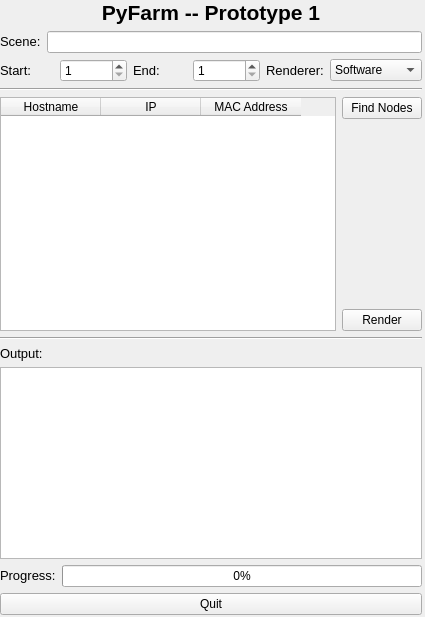
This is testing/proto1/QtDesigner/MainWidget.ui in opalmer/pyfarm as Qt 5 draws it before an edit. The edited form follows.
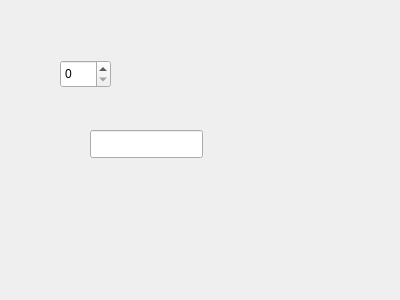
This is the edited form.

Commit message: -Added PyFarm to as a project -Continued work on prototype 1 UI

What changed in the file:
```diff
--- a/testing/proto1/QtDesigner/MainWidget.ui
+++ b/testing/proto1/QtDesigner/MainWidget.ui
@@ -5,272 +5,32 @@
    <rect>
     <x>0</x>
     <y>0</y>
-    <width>425</width>
-    <height>617</height>
-   </rect>
-  </property>
-  <property name="minimumSize" >
-   <size>
     <width>400</width>
-    <height>400</height>
-   </size>
+    <height>300</height>
+   </rect>
   </property>
   <property name="windowTitle" >
    <string>Form</string>
   </property>
-  <widget class="QWidget" name="" >
+  <widget class="QSpinBox" name="spinBox" >
    <property name="geometry" >
     <rect>
-     <x>0</x>
-     <y>0</y>
-     <width>422</width>
-     <height>615</height>
+     <x>60</x>
+     <y>60</y>
+     <width>51</width>
+     <height>28</height>
     </rect>
    </property>
-   <layout class="QVBoxLayout" name="layout" >
-    <item>
-     <widget class="QLabel" name="lbl_Title" >
-      <property name="text" >
-       <string>&lt;!DOCTYPE HTML PUBLIC "-//W3C//DTD HTML 4.0//EN" "http://www.w3.org/TR/REC-html40/strict.dtd">
-&lt;html>&lt;head>&lt;meta name="qrichtext" content="1" />&lt;style type="text/css">
-p, li { white-space: pre-wrap; }
-&lt;/style>&lt;/head>&lt;body style=" font-family:'Sans Serif'; font-size:9pt; font-weight:400; font-style:normal;">
-&lt;p align="center" style=" margin-top:0px; margin-bottom:0px; margin-left:0px; margin-right:0px; -qt-block-indent:0; text-indent:0px;">&lt;span style=" font-size:16pt; font-weight:600;">PyFarm -- Prototype 1&lt;/span>&lt;/p>&lt;/body>&lt;/html></string>
-      </property>
-     </widget>
-    </item>
-    <item>
-     <layout class="QHBoxLayout" name="hl_scene" >
-      <item>
-       <widget class="QLabel" name="lbl_scene" >
-        <property name="text" >
-         <string>&lt;!DOCTYPE HTML PUBLIC "-//W3C//DTD HTML 4.0//EN" "http://www.w3.org/TR/REC-html40/strict.dtd">
-&lt;html>&lt;head>&lt;meta name="qrichtext" content="1" />&lt;style type="text/css">
-p, li { white-space: pre-wrap; }
-&lt;/style>&lt;/head>&lt;body style=" font-family:'Sans Serif'; font-size:9pt; font-weight:400; font-style:normal;">
-&lt;p style=" margin-top:0px; margin-bottom:0px; margin-left:0px; margin-right:0px; -qt-block-indent:0; text-indent:0px;">&lt;span style=" font-size:10pt;">Scene:&lt;/span>&lt;/p>&lt;/body>&lt;/html></string>
-        </property>
-        <property name="textFormat" >
-         <enum>Qt::AutoText</enum>
-        </property>
-        <property name="buddy" >
-         <cstring>scene</cstring>
-        </property>
-       </widget>
-      </item>
-      <item>
-       <widget class="QLineEdit" name="scene" >
-        <property name="text" >
-         <string/>
-        </property>
-       </widget>
-      </item>
-     </layout>
-    </item>
-    <item>
-     <layout class="QHBoxLayout" name="hl_parameters" >
-      <item>
-       <widget class="QLabel" name="lbl_sFrame" >
-        <property name="text" >
-         <string>&lt;!DOCTYPE HTML PUBLIC "-//W3C//DTD HTML 4.0//EN" "http://www.w3.org/TR/REC-html40/strict.dtd">
-&lt;html>&lt;head>&lt;meta name="qrichtext" content="1" />&lt;style type="text/css">
-p, li { white-space: pre-wrap; }
-&lt;/style>&lt;/head>&lt;body style=" font-family:'Sans Serif'; font-size:9pt; font-weight:400; font-style:normal;">
-&lt;p style=" margin-top:0px; margin-bottom:0px; margin-left:0px; margin-right:0px; -qt-block-indent:0; text-indent:0px;">&lt;span style=" font-size:10pt;">Start:&lt;/span>&lt;/p>&lt;/body>&lt;/html></string>
-        </property>
-        <property name="buddy" >
-         <cstring>sFrame</cstring>
-        </property>
-       </widget>
-      </item>
-      <item>
-       <widget class="QSpinBox" name="sFrame" >
-        <property name="minimum" >
-         <number>1</number>
-        </property>
-        <property name="maximum" >
-         <number>999999999</number>
-        </property>
-       </widget>
-      </item>
-      <item>
-       <widget class="QLabel" name="lbl_eFrame" >
-        <property name="text" >
-         <string>&lt;!DOCTYPE HTML PUBLIC "-//W3C//DTD HTML 4.0//EN" "http://www.w3.org/TR/REC-html40/strict.dtd">
-&lt;html>&lt;head>&lt;meta name="qrichtext" content="1" />&lt;style type="text/css">
-p, li { white-space: pre-wrap; }
-&lt;/style>&lt;/head>&lt;body style=" font-family:'Sans Serif'; font-size:9pt; font-weight:400; font-style:normal;">
-&lt;p style=" margin-top:0px; margin-bottom:0px; margin-left:0px; margin-right:0px; -qt-block-indent:0; text-indent:0px;">&lt;span style=" font-size:10pt;">End:&lt;/span>&lt;/p>&lt;/body>&lt;/html></string>
-        </property>
-        <property name="buddy" >
-         <cstring>eFrame</cstring>
-        </property>
-       </widget>
-      </item>
-      <item>
-       <widget class="QSpinBox" name="eFrame" >
-        <property name="minimum" >
-         <number>1</number>
-        </property>
-        <property name="maximum" >
-         <number>999999999</number>
-        </property>
-       </widget>
-      </item>
-      <item>
-       <widget class="QLabel" name="lbl_renderer" >
-        <property name="text" >
-         <string>&lt;!DOCTYPE HTML PUBLIC "-//W3C//DTD HTML 4.0//EN" "http://www.w3.org/TR/REC-html40/strict.dtd">
-&lt;html>&lt;head>&lt;meta name="qrichtext" content="1" />&lt;style type="text/css">
-p, li { white-space: pre-wrap; }
-&lt;/style>&lt;/head>&lt;body style=" font-family:'Sans Serif'; font-size:9pt; font-weight:400; font-style:normal;">
-&lt;p style=" margin-top:0px; margin-bottom:0px; margin-left:0px; margin-right:0px; -qt-block-indent:0; text-indent:0px;">&lt;span style=" font-size:10pt;">Renderer:&lt;/span>&lt;/p>&lt;/body>&lt;/html></string>
-        </property>
-        <property name="buddy" >
-         <cstring>renderer</cstring>
-        </property>
-       </widget>
-      </item>
-      <item>
-       <widget class="QComboBox" name="renderer" >
-        <item>
-         <property name="text" >
-          <string>Software</string>
-         </property>
-        </item>
-        <item>
-         <property name="text" >
-          <string>Mental Ray</string>
-         </property>
-        </item>
-        <item>
-         <property name="text" >
-          <string>Vector</string>
-         </property>
-        </item>
-       </widget>
-      </item>
-     </layout>
-    </item>
-    <item>
-     <widget class="Line" name="parameters_hosts_sep" >
-      <property name="orientation" >
-       <enum>Qt::Horizontal</enum>
-      </property>
-     </widget>
-    </item>
-    <item>
-     <layout class="QHBoxLayout" name="hl_render" >
-      <item>
-       <widget class="QTableWidget" name="hosts" >
-        <column>
-         <property name="text" >
-          <string>Hostname</string>
-         </property>
-        </column>
-        <column>
-         <property name="text" >
-          <string>IP</string>
-         </property>
-        </column>
-        <column>
-         <property name="text" >
-          <string>MAC Address</string>
-         </property>
-        </column>
-       </widget>
-      </item>
-      <item>
-       <layout class="QVBoxLayout" name="vl_buttons" >
-        <item>
-         <widget class="QPushButton" name="findNodes" >
-          <property name="text" >
-           <string>Find Nodes</string>
-          </property>
-         </widget>
-        </item>
-        <item>
-         <spacer name="verticalSpacer" >
-          <property name="orientation" >
-           <enum>Qt::Vertical</enum>
-          </property>
-          <property name="sizeHint" stdset="0" >
-           <size>
-            <width>20</width>
-            <height>88</height>
-           </size>
-          </property>
-         </spacer>
-        </item>
-        <item>
-         <widget class="QPushButton" name="render" >
-          <property name="text" >
-           <string>Render</string>
-          </property>
-         </widget>
-        </item>
-       </layout>
-      </item>
-     </layout>
-    </item>
-    <item>
-     <widget class="Line" name="hosts_output_line" >
-      <property name="orientation" >
-       <enum>Qt::Horizontal</enum>
-      </property>
-     </widget>
-    </item>
-    <item>
-     <layout class="QVBoxLayout" name="vl_output" >
-      <item>
-       <widget class="QLabel" name="lbl_output" >
-        <property name="text" >
-         <string>&lt;!DOCTYPE HTML PUBLIC "-//W3C//DTD HTML 4.0//EN" "http://www.w3.org/TR/REC-html40/strict.dtd">
-&lt;html>&lt;head>&lt;meta name="qrichtext" content="1" />&lt;style type="text/css">
-p, li { white-space: pre-wrap; }
-&lt;/style>&lt;/head>&lt;body style=" font-family:'Sans Serif'; font-size:9pt; font-weight:400; font-style:normal;">
-&lt;p style=" margin-top:0px; margin-bottom:0px; margin-left:0px; margin-right:0px; -qt-block-indent:0; text-indent:0px;">&lt;span style=" font-size:10pt;">Output:&lt;/span>&lt;/p>&lt;/body>&lt;/html></string>
-        </property>
-        <property name="buddy" >
-         <cstring>output</cstring>
-        </property>
-       </widget>
-      </item>
-      <item>
-       <widget class="QTextBrowser" name="output" />
-      </item>
-      <item>
-       <layout class="QHBoxLayout" name="horizontalLayout" >
-        <item>
-         <widget class="QLabel" name="lbl_progress" >
-          <property name="text" >
-           <string>&lt;!DOCTYPE HTML PUBLIC "-//W3C//DTD HTML 4.0//EN" "http://www.w3.org/TR/REC-html40/strict.dtd">
-&lt;html>&lt;head>&lt;meta name="qrichtext" content="1" />&lt;style type="text/css">
-p, li { white-space: pre-wrap; }
-&lt;/style>&lt;/head>&lt;body style=" font-family:'Sans Serif'; font-size:9pt; font-weight:400; font-style:normal;">
-&lt;p style=" margin-top:0px; margin-bottom:0px; margin-left:0px; margin-right:0px; -qt-block-indent:0; text-indent:0px;">&lt;span style=" font-size:10pt;">Progress:&lt;/span>&lt;/p>&lt;/body>&lt;/html></string>
-          </property>
-         </widget>
-        </item>
-        <item>
-         <widget class="QProgressBar" name="progress" >
-          <property name="value" >
-           <number>0</number>
-          </property>
-         </widget>
-        </item>
-       </layout>
-      </item>
-      <item>
-       <widget class="QPushButton" name="quit" >
-        <property name="text" >
-         <string>Quit</string>
-        </property>
-       </widget>
-      </item>
-     </layout>
-    </item>
-   </layout>
+  </widget>
+  <widget class="QLineEdit" name="lineEdit" >
+   <property name="geometry" >
+    <rect>
+     <x>90</x>
+     <y>130</y>
+     <width>113</width>
+     <height>28</height>
+    </rect>
+   </property>
   </widget>
  </widget>
  <tabstops>
```
Left out of the diff: 34 changed lines with no effect on the pictures. The commit also changes 9 other files.
